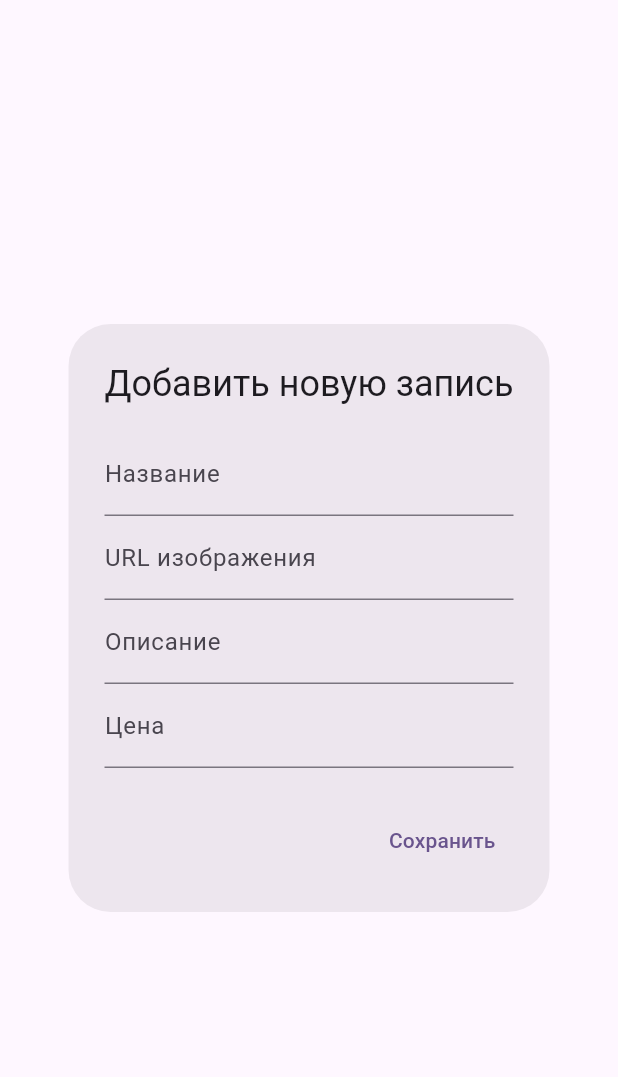
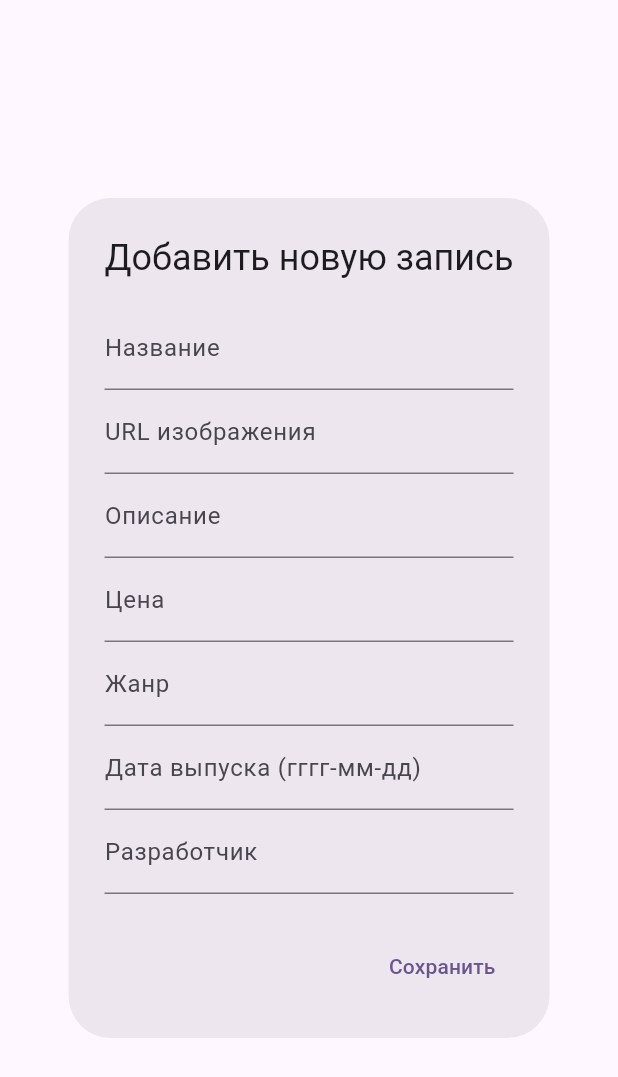
Before and after one commit to KatrinKH/pcs_11, a Flutter app: the AddProductDialog widget shown alone on an empty page, opened directly, on a phone screen of 412 x 824 dp. Shown: the top 1077 px of the screen. Run offline on Flutter 3.47's test engine with Material 3 defaults, Android fonts, the phone set to English and light mode, and no system bars; our stand-ins replace supabase_flutter; accounts and stored records are empty.

Commit message:
Создание отдельной карточки товара

```diff
--- a/lib/auth/auth_gate.dart
+++ b/lib/auth/auth_gate.dart
@@ -11,8 +11,8 @@ authenticated -> Profile Page
 
 import 'package:flutter/material.dart';
 import 'package:supabase_flutter/supabase_flutter.dart';
-import 'package:pcs_11/pages/login_page.dart';
-import 'package:pcs_11/pages/profile_page.dart';
+import 'package:pcs_11/pages/main_profile/login_page.dart';
+import 'package:pcs_11/pages/main_profile/profile_page.dart';
 
 class AuthGate extends StatelessWidget {
   const AuthGate({super.key});
--- a/lib/main.dart
+++ b/lib/main.dart
@@ -1,7 +1,7 @@
 import 'package:flutter/material.dart';
-import 'package:pcs_11/pages/home_page.dart';
-import 'package:pcs_11/pages/login_page.dart';
-import 'package:pcs_11/pages/profile_page.dart';
+import 'package:pcs_11/pages/main_home/home_page.dart';
+import 'package:pcs_11/pages/main_profile/login_page.dart';
+import 'package:pcs_11/pages/main_profile/profile_page.dart';
 import 'package:pcs_11/pages/favorites_page.dart';
 import 'package:supabase_flutter/supabase_flutter.dart';
 import 'package:pcs_11/auth/auth_service.dart';
--- a/lib/pages/login_page.dart
+++ b/lib/pages/main_profile/login_page.dart
@@ -1,7 +1,7 @@
 import 'package:flutter/material.dart';
 import 'package:pcs_11/auth/auth_service.dart';
-import 'package:pcs_11/pages/profile_page.dart';
-import 'package:pcs_11/pages/register_page.dart';
+import 'package:pcs_11/pages/main_profile/profile_page.dart';
+import 'package:pcs_11/pages/main_profile/register_page.dart';
 
 class LoginPage extends StatefulWidget {
   const LoginPage({super.key});
--- a/lib/pages/profile_page.dart
+++ b/lib/pages/main_profile/profile_page.dart
@@ -1,6 +1,6 @@
 import 'package:flutter/material.dart';
 import 'package:pcs_11/auth/auth_service.dart';
-import 'package:pcs_11/pages/login_page.dart';
+import 'package:pcs_11/pages/main_profile/login_page.dart';
 import 'package:supabase_flutter/supabase_flutter.dart';
 
 class UserData {
@@ -138,7 +138,7 @@ class _ProfilePageState extends State<ProfilePage> {
 
   @override
   Widget build(BuildContext context) {
-    final currentEmail = authService.getCurrentUserEmail();
+    authService.getCurrentUserEmail();
 
     return Scaffold(
       appBar: AppBar(
--- a/lib/pages/register_page.dart
+++ b/lib/pages/main_profile/register_page.dart
@@ -1,6 +1,6 @@
 import 'package:flutter/material.dart';
 import 'package:pcs_11/auth/auth_service.dart';
-import 'package:pcs_11/pages/profile_page.dart';
+import 'package:pcs_11/pages/main_profile/profile_page.dart';
 
 class RegisterPage extends StatefulWidget {
   const RegisterPage({super.key});
--- a/lib/widgets/add_product_dialog.dart
+++ b/lib/widgets/add_product_dialog.dart
@@ -13,21 +13,32 @@ class _AddProductDialogState extends State<AddProductDialog> {
   final imageUrlController = TextEditingController();
   final descriptionController = TextEditingController();
   final priceController = TextEditingController();
+  final genreController = TextEditingController(); // Для жанра
+  final releaseDateController = TextEditingController(); // Для даты выпуска
+  final developerController = TextEditingController(); // Для разработчика
 
   void saveNote() async {
     final double? price = double.tryParse(priceController.text);
+    final DateTime? releaseDate = DateTime.tryParse(releaseDateController.text); // Преобразование даты
 
     await Supabase.instance.client.from('notes').insert({
       'Name': nameController.text,
       'ImageURL': imageUrlController.text,
       'Description': descriptionController.text,
       'Price': price,
+      'Genre': genreController.text, // Добавление жанра
+      'ReleaseDate': releaseDate?.toIso8601String(), // Добавление даты выпуска
+      'Developer': developerController.text, // Добавление разработчика
     });
 
+    // Очищаем поля после сохранения
     nameController.clear();
     imageUrlController.clear();
     descriptionController.clear();
     priceController.clear();
+    genreController.clear();
+    releaseDateController.clear();
+    developerController.clear();
   }
 
   @override
@@ -54,6 +65,18 @@ class _AddProductDialogState extends State<AddProductDialog> {
               decoration: const InputDecoration(labelText: 'Цена'),
               keyboardType: TextInputType.number,
             ),
+            TextField(
+              controller: genreController,
+              decoration: const InputDecoration(labelText: 'Жанр'), // Поле для жанра
+            ),
+            TextField(
+              controller: releaseDateController,
+              decoration: const InputDecoration(labelText: 'Дата выпуска (гггг-мм-дд)'), // Поле для даты выпуска
+            ),
+            TextField(
+              controller: developerController,
+              decoration: const InputDecoration(labelText: 'Разработчик'), // Поле для разработчика
+            ),
           ],
         ),
       ),
```
Also changed, not shown: lib/pages/main_home/home_page.dart (renamed from lib/pages/home_page.dart, +12 -2 lines), lib/pages/main_home/product_detail_page.dart (added, +99 -0 lines), lib/pages/main_home/shopping_page.dart (renamed from lib/pages/shopping_page.dart).
